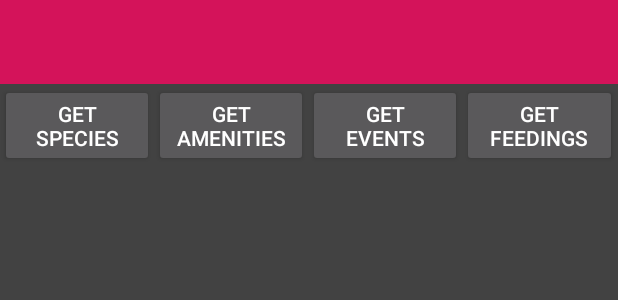
After one commit to VariableClass/bjorneparken, an Android app: the layout activity_home.xml on its own in the app's theme, with its tools: preview values and no code run, on a phone screen of 412 x 824 dp. The commit adds this screen. Shown: the top 300 px of the screen. Run offline under Robolectric (Android 15) with nearby library versions, the light colour scheme and no system bars.

Commit message:
Added buttons to do some basic retrieval of relevant calls within the app. Requires refactoring.

```diff
--- a/android/Bjorneparken/app/src/main/AndroidManifest.xml
+++ b/android/Bjorneparken/app/src/main/AndroidManifest.xml
@@ -17,7 +17,10 @@
                 <category android:name="android.intent.category.LAUNCHER" />
             </intent-filter>
         </activity>
-        <activity android:name=".DisplayMessageActivity" />
+        <activity android:name=".ListAmenitiesActivity" />
+        <activity android:name=".ListEventsActivity" />
+        <activity android:name=".ListFeedingsActivity" />
+        <activity android:name=".ListSpeciesActivity" />
 
     </application>
 
--- /dev/null
+++ b/android/Bjorneparken/app/src/main/res/layout/activity_home.xml
@@ -0,0 +1,48 @@
+<?xml version="1.0" encoding="utf-8"?>
+<LinearLayout xmlns:android="http://schemas.android.com/apk/res/android"
+    xmlns:app="http://schemas.android.com/apk/res-auto"
+    android:layout_width="match_parent"
+    android:layout_height="match_parent"
+    android:orientation="vertical">
+
+    <android.support.v7.widget.Toolbar
+        android:id="@+id/toolbar"
+        android:layout_width="match_parent"
+        android:layout_height="?attr/actionBarSize"
+        android:theme="@style/ThemeOverlay.AppCompat.ActionBar"
+        android:background="@color/primary"
+        app:popupTheme="@style/ThemeOverlay.AppCompat.Light"/>
+
+    <LinearLayout
+        android:id="@+id/view"
+        android:layout_width="match_parent"
+        android:layout_height="wrap_content">
+
+        <Button
+            android:layout_weight="0.2"
+            android:layout_height="wrap_content"
+            android:layout_width="0dp"
+            android:text="@string/button_species"
+            android:onClick="getSpecies"/>
+        <Button
+            android:layout_weight="0.2"
+            android:layout_height="wrap_content"
+            android:layout_width="0dp"
+            android:text="@string/button_amenities"
+            android:onClick="getAmenities"/>
+        <Button
+            android:layout_weight="0.2"
+            android:layout_height="wrap_content"
+            android:layout_width="0dp"
+            android:text="@string/button_events"
+            android:onClick="getEvents"/>
+        <Button
+            android:layout_weight="0.2"
+            android:layout_height="wrap_content"
+            android:layout_width="0dp"
+            android:text="@string/button_feedings"
+            android:onClick="getFeedings"/>
+
+    </LinearLayout>
+
+</LinearLayout>
--- a/android/Bjorneparken/app/src/main/res/values/strings.xml
+++ b/android/Bjorneparken/app/src/main/res/values/strings.xml
@@ -1,5 +1,8 @@
 <resources>
     <string name="app_name">Bjorneparken</string>
     <string name="edit_message">Enter some text…</string>
-    <string name="button_send">Send</string>
+    <string name="button_species">Get Species</string>
+    <string name="button_amenities">Get Amenities</string>
+    <string name="button_events">Get Events</string>
+    <string name="button_feedings">Get Feedings</string>
 </resources>
```
Also changed, not shown: android/Bjorneparken/app/src/main/java/callumveale/bjorneparken/DisplayMessageActivity.java (deleted, +0 -30 lines), android/Bjorneparken/app/src/main/java/callumveale/bjorneparken/HomeActivity.java (+26 -60 lines), android/Bjorneparken/app/src/main/java/callumveale/bjorneparken/ListAmenitiesActivity.java (added, +94 -0 lines), android/Bjorneparken/app/src/main/java/callumveale/bjorneparken/ListEventsActivity.java (added, +94 -0 lines), android/Bjorneparken/app/src/main/java/callumveale/bjorneparken/ListFeedingsActivity.java (added, +94 -0 lines), android/Bjorneparken/app/src/main/java/callumveale/bjorneparken/ListSpeciesActivity.java (added, +94 -0 lines), android/Bjorneparken/app/src/main/res/layout/activity_display_message.xml (added, +28 -0 lines), 3 other files.
